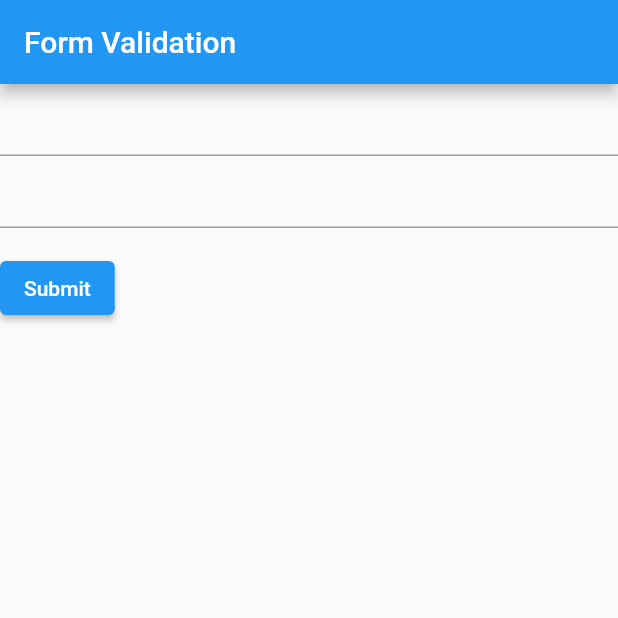
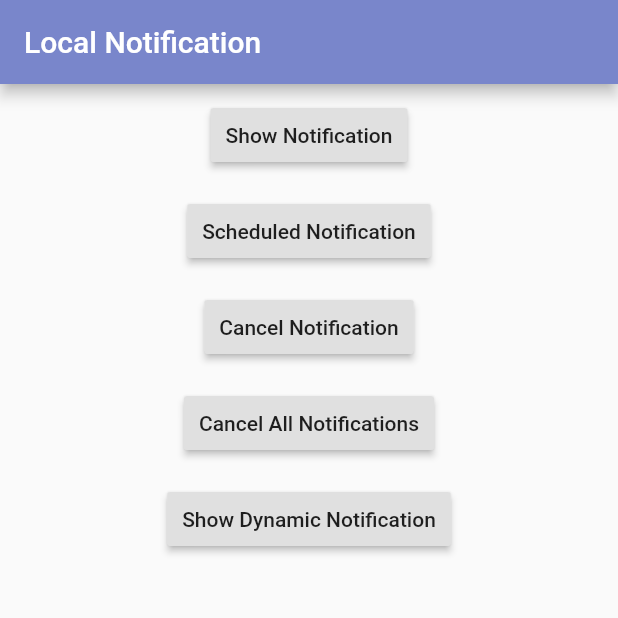
Before and after one commit to zeroappz/restaurant, a Flutter app: the screen it shows after launch, on a phone screen of 412 x 824 dp, the top half of it. Run offline on Flutter 3.47's test engine with Material 2 defaults, Android fonts, the phone set to English and light mode, and no system bars; our stand-ins replace carousel_pro, flutter_local_notifications, font_awesome_flutter, google_fonts, shared_preferences, timezone; missing offline and left inert: animation_wrappers.

Commit message:
local notifications, firebase integation  updated

```diff
--- a/lib/main.dart
+++ b/lib/main.dart
@@ -12,6 +12,9 @@ import 'package:restaurant/pages/productsList.dart';
 import 'package:restaurant/pages/profile.dart';
 //import 'package:restaurant/pages/welcome.dart';
 import 'package:restaurant/pages/checkout.dart';
+import 'package:restaurant/pages/welcome.dart';
+import 'package:restaurant/util/notificationService.dart';
+import 'package:restaurant/values/values.dart';
 // welcome, sigin, signup, resetpage, home
 
 // Accessing API data
@@ -19,8 +22,17 @@ import 'package:restaurant/pages/checkout.dart';
 // import 'dart:convert';
 
 void main() {
+  WidgetsFlutterBinding.ensureInitialized();
+  NotificationService().init();
+
   runApp(MaterialApp(
-    home: FormValidation(),
+    // home: WelcomePage(),
+    title: 'Ecommerce',
+    theme: ThemeData(
+      primarySwatch: Colors.blue,
+      appBarTheme: AppBarTheme(color: Colors.indigo.shade300),
+    ),
+    home: LocalPushNotificationTestPage(title: 'Local Notification'),
     debugShowCheckedModeBanner:
         false, //show or hide the debug banner at the top right corner
     routes: {
@@ -38,7 +50,6 @@ void main() {
 }
 
 // BuildContext context
-
 
 // login page, register - others
 
@@ -80,3 +91,96 @@ void main() {
 // }
 
 // Scaffold - View components - Container(), Column(), Row()
+
+class LocalPushNotificationTestPage extends StatefulWidget {
+  final String title;
+
+  // @override
+  // void initState() {
+  //   super.initState();
+  //   NotificationService _notificationService = NotificationService();
+  //   _notificationService.showNotifications();
+  // }
+
+  LocalPushNotificationTestPage({Key? key, required this.title})
+      : super(key: key);
+
+  @override
+  _LocalPushNotificationTestPageState createState() =>
+      _LocalPushNotificationTestPageState();
+}
+
+class _LocalPushNotificationTestPageState
+    extends State<LocalPushNotificationTestPage> {
+  // Creating an Instance to access our notification service
+  NotificationService _notificationService = NotificationService();
+  @override
+  Widget build(BuildContext context) {
+    return Scaffold(
+      appBar: AppBar(
+        title: Text(widget.title),
+      ),
+      body: Container(
+        margin: const EdgeInsets.symmetric(
+            vertical: Sizes.ELEVATION_10, horizontal: Sizes.ELEVATION_10),
+        child: Center(
+          child: Column(
+            crossAxisAlignment: CrossAxisAlignment.center,
+            children: [
+              RaisedButton(
+                onPressed: () async {
+                  _notificationService.showNotifications();
+                },
+                child: Text('Show Notification'),
+                padding: const EdgeInsets.all(Sizes.PADDING_10),
+              ),
+              SizedBox(
+                height: Sizes.HEIGHT_16,
+              ),
+              RaisedButton(
+                onPressed: () async {
+                  _notificationService.scheduledNotifications();
+                },
+                child: Text('Scheduled Notification'),
+                padding: const EdgeInsets.all(Sizes.PADDING_10),
+              ),
+              SizedBox(
+                height: Sizes.HEIGHT_16,
+              ),
+              RaisedButton(
+                onPressed: () async {
+                  _notificationService.cancelNotifications(0);
+                },
+                child: Text('Cancel Notification'),
+                padding: const EdgeInsets.all(Sizes.PADDING_10),
+              ),
+              SizedBox(
+                height: Sizes.HEIGHT_16,
+              ),
+              RaisedButton(
+                onPressed: () async {
+                  _notificationService.cancelAllNotifications();
+                },
+                child: Text('Cancel All Notifications'),
+                padding: const EdgeInsets.all(Sizes.PADDING_10),
+              ),
+              SizedBox(
+                height: Sizes.HEIGHT_16,
+              ),
+              RaisedButton(
+                onPressed: () async {
+                  _notificationService.showDynamicNotifications(
+                      1,
+                      'Dynamic Notification',
+                      'Ahh!...Dynamic Local notifcation executed...');
+                },
+                child: Text('Show Dynamic Notification'),
+                padding: const EdgeInsets.all(Sizes.PADDING_10),
+              ),
+            ],
+          ),
+        ),
+      ),
+    );
+  }
+}
--- a/lib/pages/welcome.dart
+++ b/lib/pages/welcome.dart
@@ -3,6 +3,7 @@ import 'package:flutter/material.dart';
 import 'package:restaurant/values/values.dart';
 
 class WelcomePage extends StatelessWidget {
+
   const WelcomePage({Key? key}) : super(key: key);
 
   @override
--- /dev/null
+++ b/lib/util/notificationService.dart
@@ -0,0 +1,96 @@
+import 'package:flutter_local_notifications/flutter_local_notifications.dart';
+import 'package:timezone/data/latest.dart' as tz;
+import 'package:timezone/timezone.dart' as tz;
+
+class NotificationService {
+  // Singleton Object
+  static final NotificationService _notifyService =
+      NotificationService._internal();
+
+  factory NotificationService() {
+    return _notifyService;
+  }
+
+  NotificationService._internal();
+
+  static const channelID = '123';
+
+  final FlutterLocalNotificationsPlugin flutterLocalNotificationsPlugin =
+      FlutterLocalNotificationsPlugin();
+
+  Future<dynamic> init() async {
+    final AndroidInitializationSettings initSettingsAndroid =
+        AndroidInitializationSettings('@mipmap/ic_launcher');
+
+    final IOSInitializationSettings intiSettingsIOS = IOSInitializationSettings(
+        requestSoundPermission: false,
+        requestAlertPermission: false,
+        requestBadgePermission: false);
+
+    final InitializationSettings initializationSettings =
+        InitializationSettings(
+            android: initSettingsAndroid, iOS: intiSettingsIOS, macOS: null);
+
+    tz.initializeTimeZones();
+
+    await flutterLocalNotificationsPlugin.initialize(
+      initializationSettings,
+    );
+  }
+
+  AndroidNotificationDetails _androidNotificationDetails =
+      AndroidNotificationDetails('channel ID', 'channelName',
+          playSound: true, importance: Importance.high);
+
+  // TO show live and local notification
+  Future<void> showNotifications() async {
+    // String title, String body
+    await flutterLocalNotificationsPlugin.show(
+        0,
+        "Big Billion Day Offer",
+        "Congrats!, Explore more number of offers in the big billion day!...",
+        // '$title', '$body',
+        NotificationDetails(android: _androidNotificationDetails));
+  }
+
+  // TO show live and local notification
+  Future<void> showDynamicNotifications(
+      int id, String title, String desc) async {
+    // String title, String body
+    await flutterLocalNotificationsPlugin.show(
+        id,
+        title,
+        desc,
+        // '$title', '$body',
+        NotificationDetails(android: _androidNotificationDetails));
+  }
+
+  // TO show live and local notification
+  Future<void> scheduledNotifications() async {
+    // String title, String body
+    await flutterLocalNotificationsPlugin.zonedSchedule(
+        0,
+        "Scheduled Notification!",
+        "Holla!, Notification Pushed after 5 seconds...Explore more......",
+        // id, '$title', '$body',
+        tz.TZDateTime.now(tz.local).add(const Duration(seconds: 5)),
+        NotificationDetails(android: _androidNotificationDetails),
+        androidAllowWhileIdle: true,
+        uiLocalNotificationDateInterpretation:
+            UILocalNotificationDateInterpretation.absoluteTime);
+  }
+
+  // Cancel Notification
+  Future<void> cancelNotifications(int id) async {
+    await flutterLocalNotificationsPlugin.cancel(id);
+  }
+
+  // Cancel All Notification
+  Future<void> cancelAllNotifications() async {
+    await flutterLocalNotificationsPlugin.cancelAll();
+  }
+}
+
+Future<dynamic> selectNotification(String payload) async {
+  // Logic
+}
--- a/pubspec.yaml
+++ b/pubspec.yaml
@@ -20,6 +20,8 @@ dependencies:
   http: ^0.13.4
   shared_preferences: 2.0.8
   provider: 6.0.1
+  flutter_local_notifications:
+  date_time_picker:
 
 
 
```
Also changed, not shown: documentation/docs.txt (+74 -0 lines), lib/auth/signup.dart (+7 -7 lines), pubspec.lock, 4 other files.
